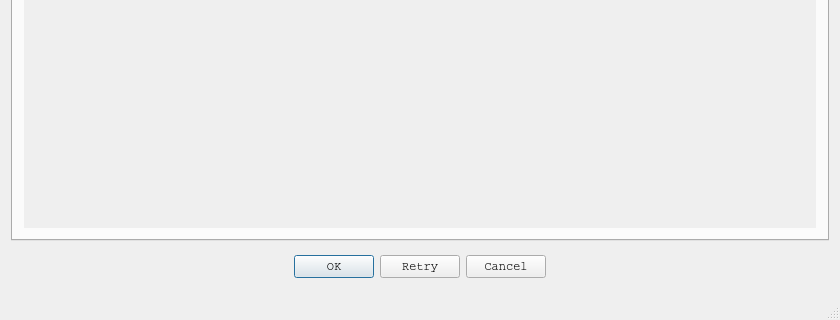
Posedelov-Evgeniy/Sgen, file soundGEN/mainwindow.ui: the form before one commit; both pictures show x 0 to 840 and y 190 to 510 of the 840 by 510 pixel window.
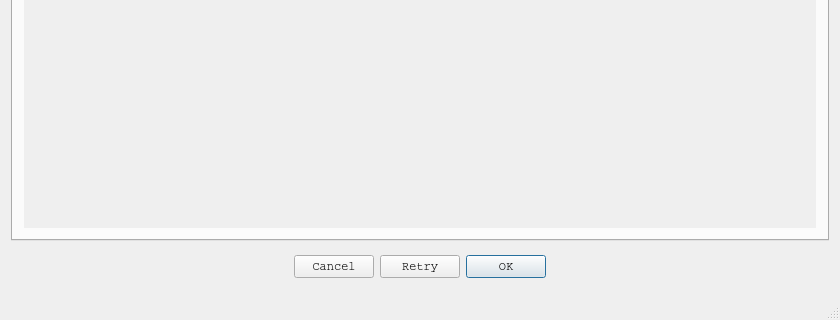
The form after the commit. The open tabs and pages were chosen to show the change.

Patch:
```diff
--- a/soundGEN/mainwindow.ui
+++ b/soundGEN/mainwindow.ui
@@ -507,7 +507,7 @@
          </font>
         </property>
         <property name="layoutDirection">
-         <enum>Qt::LeftToRight</enum>
+         <enum>Qt::RightToLeft</enum>
         </property>
         <property name="orientation">
          <enum>Qt::Horizontal</enum>
```
Left out of the diff: 6 changed lines with no effect on the pictures.
